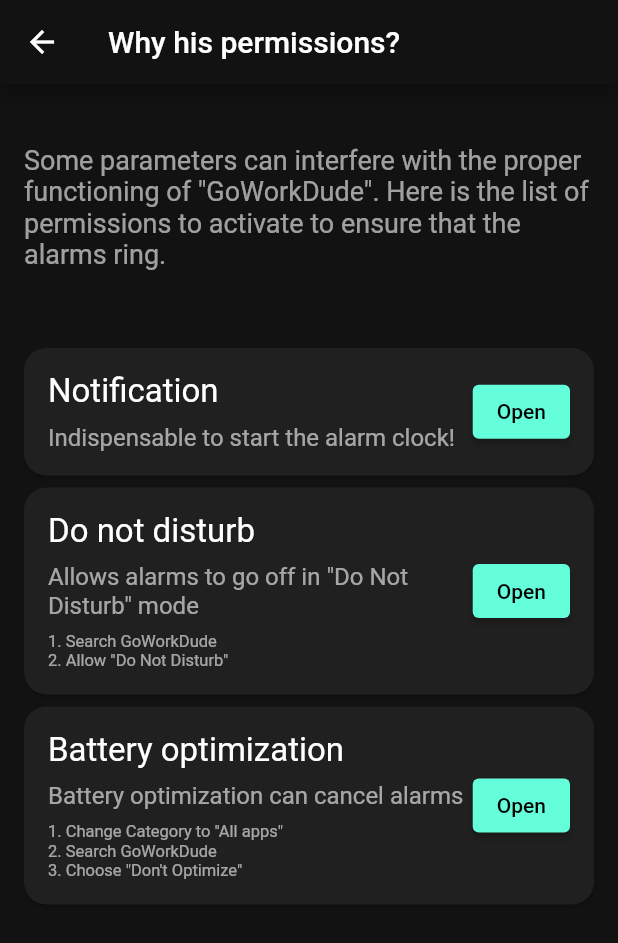
After one commit to LeBzul/GoWorkDude, a Flutter app: the PermissionsScreen screen opened by its route, on a phone screen of 412 x 824 dp. The commit adds this screen. Shown: the top 943 px of the screen. Run offline on Flutter 3.47's test engine with Material 2 defaults, Android fonts, the phone set to English and light mode, and no system bars; our stand-ins replace auto_size_text, expandable, flutter_local_notifications, flutter_timezone, permission_handler, shared_preferences and 1 more; missing offline and left inert: android_alarm_manager_plus, app_settings, darty_json, flutter_ringtone_player, open_settings; accounts and stored records are empty.

Commit message:
Mise en place des permissions avancées

```diff
--- /dev/null
+++ b/assets/strings/en.json
@@ -0,0 +1,23 @@
+{
+  "alarm": "Alarm",
+  "no_alarm": "No alarm",
+  "notif_title": "Go Work Dude !",
+  "notif_body": "Awakening of ",
+  "notif_body_snooze": " (Snooze) ",
+  "notif_channel_id": "GoWorkDude!",
+  "notif_channel_name": "GoWorkDude!",
+  "notif_channel_description": "Indispensable to start the alarm clock!",
+  "button_stop": "Stop",
+  "button_snooze": "Snooze",
+  "permission_title": "Why his permissions?",
+  "permission_description": "Some parameters can interfere with the proper functioning of \"GoWorkDude\". Here is the list of permissions to activate to ensure that the alarms ring.",
+  "permission_open": "Open",
+  "permission_notification_title": "Notification",
+  "permission_notification_description": "Indispensable to start the alarm clock!",
+  "permission_notification_policy_title": "Do not disturb",
+  "permission_notification_policy_description": "Allows alarms to go off in \"Do Not Disturb\" mode",
+  "permission_notification_policy_info": "1. Search GoWorkDude\n2. Allow \"Do Not Disturb\"",
+  "permission_battery_optimizations_title": "Battery optimization",
+  "permission_battery_optimizations_description": "Battery optimization can cancel alarms",
+  "permission_battery_optimizations_info": "1. Change Category to \"All apps\"\n2. Search GoWorkDude\n3. Choose \"Don't Optimize\""
+}
--- /dev/null
+++ b/assets/strings/fr.json
@@ -0,0 +1,23 @@
+{
+  "alarm": "Alarme",
+  "no_alarm": "Aucune alarme",
+  "notif_title": "Go Work Dude !",
+  "notif_body": "Réveil de ",
+  "notif_body_snooze": " (Snooze) ",
+  "notif_channel_id": "GoWorkDude!",
+  "notif_channel_name": "GoWorkDude!",
+  "notif_channel_description": "Indispensable pour lancer le reveil !",
+  "button_stop": "Stop",
+  "button_snooze": "Snooze",
+  "permission_title": "Pourquoi ses permissions ?",
+  "permission_description": "Certains paramètres peuvent perturber le bon fonctionnement de \"GoWorkDude\". Voici la liste des permission a activer pour assurer que les alarmes sonnent.",
+  "permission_open": "Ouvrir",
+  "permission_notification_title": "Notification",
+  "permission_notification_description": "Indispensable pour faire fonctionner les réveils",
+  "permission_notification_policy_title": "Ne pas déranger",
+  "permission_notification_policy_description": "Permet aux alarmes de se déclencher en mode \"Ne pas déranger\"",
+  "permission_notification_policy_info": "1. Chercher GoWorkDude\n2. Autoriser \"Ne pas déranger\"",
+  "permission_battery_optimizations_title": "Optimisation de la batterie",
+  "permission_battery_optimizations_description": "L'optimisation de la batterie peut annuler les alarmes",
+  "permission_battery_optimizations_info": "1. Changer la Categorie par \"Toutes les applications\"\n2. Chercher GoWorkDude\n3. Choisir \"Ne pas Optimiser\""
+}
--- /dev/null
+++ b/lib/controller/permissions_controller.dart
@@ -0,0 +1,75 @@
+import 'package:app_settings/app_settings.dart';
+import 'package:goworkdude/main.dart';
+import 'package:open_settings/open_settings.dart';
+import 'package:permission_handler/permission_handler.dart';
+
+class PermissionsController {
+  List<PermissionInfo> permissions = [
+    PermissionInfo(
+      language['permission_notification_title'],
+      language['permission_notification_description'],
+      null,
+      Permission.notification,
+      null,
+      AppSettings.openNotificationSettings,
+    ),
+    PermissionInfo(
+      language['permission_notification_policy_title'],
+      language['permission_notification_policy_description'],
+      language['permission_notification_policy_info'],
+      Permission.accessNotificationPolicy,
+      null,
+      OpenSettings.openNotificationPolicyAccessSetting,
+    ),
+    PermissionInfo(
+      language['permission_battery_optimizations_title'],
+      language['permission_battery_optimizations_description'],
+      language['permission_battery_optimizations_info'],
+      Permission.ignoreBatteryOptimizations,
+      null,
+      AppSettings.openBatteryOptimizationSettings,
+    ),
+  ];
+
+  Future<void> refreshStatus(Function() callBack) async {
+    int i = 0;
+    for (var element in permissions) {
+      permissions[i].status = null;
+    }
+    callBack();
+
+    i = 0;
+    for (var element in permissions) {
+      PermissionStatus permissionStatus = await element.permission.status;
+      permissions[i].status = permissionStatus;
+      i++;
+    }
+    callBack();
+  }
+
+  bool asAllGranted() {
+    for (var element in permissions) {
+      if (element.status != PermissionStatus.granted) {
+        return false;
+      }
+    }
+    return true;
+  }
+}
+
+class PermissionInfo {
+  Permission permission;
+  PermissionStatus? status;
+  Function openSetting;
+  String title;
+  String description;
+  String? info;
+  PermissionInfo(
+    this.title,
+    this.description,
+    this.info,
+    this.permission,
+    this.status,
+    this.openSetting,
+  );
+}
--- a/lib/main.dart
+++ b/lib/main.dart
@@ -1,8 +1,15 @@
+import 'dart:convert';
+
+import 'package:flutter/cupertino.dart';
+import 'package:flutter/foundation.dart';
 import 'package:flutter/material.dart';
+import 'package:flutter/services.dart';
 import 'package:flutter_local_notifications/flutter_local_notifications.dart';
+import 'package:flutter_localizations/flutter_localizations.dart';
 import 'package:goworkdude/controller/notification_controller.dart';
 import 'package:goworkdude/screen/alarm_screen.dart';
 import 'package:goworkdude/screen/home_screen.dart';
+import 'package:goworkdude/screen/permissions_screen.dart';
 import 'package:shared_preferences/shared_preferences.dart';
 
 void main() async {
@@ -25,6 +32,16 @@ class AlarmManagerApp extends StatelessWidget {
   Widget build(BuildContext context) {
     return MaterialApp(
       title: 'Go Work Dude',
+      localizationsDelegates: const [
+        AppLocalizationsDelegate(),
+        GlobalMaterialLocalizations.delegate,
+        GlobalWidgetsLocalizations.delegate,
+        GlobalCupertinoLocalizations.delegate,
+      ],
+      supportedLocales: const [
+        Locale('fr', ''),
+        Locale('en', ''),
+      ],
       theme: ThemeData.dark().copyWith(
         primaryColor: const Color(0xff616161),
         primaryColorLight: const Color(0xff757575),
@@ -47,8 +64,37 @@ class AlarmManagerApp extends StatelessWidget {
                 details: notificationResponse,
                 playSound: true,
               ),
+        '/permissions': (context) => const PermissionsScreen(),
         '/alarm': (context) => const AlarmScreen(),
       },
     );
   }
 }
+
+// this class is used for localizations
+class AppLocalizations {
+  static AppLocalizations? of(BuildContext context) {
+    return Localizations.of<AppLocalizations>(context, AppLocalizations);
+  }
+
+  String getText(String key) => language[key];
+}
+
+late Map<String, dynamic> language;
+
+class AppLocalizationsDelegate extends LocalizationsDelegate<AppLocalizations> {
+  const AppLocalizationsDelegate();
+
+  @override
+  bool isSupported(Locale locale) => ['fr', 'en'].contains(locale.languageCode);
+
+  @override
+  Future<AppLocalizations> load(Locale locale) async {
+    String string = await rootBundle.loadString("assets/strings/${locale.languageCode.toLowerCase()}.json");
+    language = json.decode(string);
+    return SynchronousFuture<AppLocalizations>(AppLocalizations());
+  }
+
+  @override
+  bool shouldReload(AppLocalizationsDelegate old) => false;
+}
--- /dev/null
+++ b/lib/screen/permissions_screen.dart
@@ -0,0 +1,180 @@
+import 'package:flutter/material.dart';
+import 'package:permission_handler/permission_handler.dart';
+
+import '../controller/permissions_controller.dart';
+import '../main.dart';
+import '../model/alarm.dart';
+
+class PermissionsScreen extends StatefulWidget {
+  const PermissionsScreen({Key? key}) : super(key: key);
+
+  @override
+  PermissionsScreenState createState() => PermissionsScreenState();
+}
+
+class PermissionsScreenState extends State<PermissionsScreen> with WidgetsBindingObserver {
+  late Alarm alarm;
+  late PermissionsController controller;
+
+  @override
+  void initState() {
+    super.initState();
+    WidgetsBinding.instance.addObserver(this);
+    controller = PermissionsController();
+    controller.refreshStatus(
+      () {
+        setState(() {});
+      },
+    );
+  }
+
+  @override
+  Widget build(BuildContext context) {
+    return Scaffold(
+      appBar: AppBar(
+        backgroundColor: Color(0xff121212),
+        title: Text(language['permission_title']),
+      ),
+      body: SafeArea(
+        child: Padding(
+          padding: const EdgeInsets.only(
+            top: 24,
+            bottom: 12,
+          ),
+          child: ListView.builder(
+            itemCount: controller.permissions.length + 1,
+            itemBuilder: (context, index) {
+              if (index == 0) {
+                return buildIntro();
+              } else {
+                return buildPermissions(index - 1);
+              }
+            },
+          ),
+        ),
+      ),
+    );
+  }
+
+  Widget buildIntro() {
+    return Padding(
+      padding: const EdgeInsets.all(16.0),
+      child: Column(
+        crossAxisAlignment: CrossAxisAlignment.start,
+        children: [
+          Text(
+            language['permission_description'],
+            style: TextStyle(
+              fontSize: 18,
+              color: Theme.of(context).hintColor,
+            ),
+          ),
+          const SizedBox(
+            height: 32,
+          ),
+        ],
+      ),
+    );
+  }
+
+  Widget buildPermissions(int index) {
+    final item = controller.permissions[index];
+
+    return Padding(
+      padding: const EdgeInsets.only(
+        left: 12,
+        right: 12,
+      ),
+      child: Card(
+        child: Padding(
+          padding: const EdgeInsets.all(16.0),
+          child: Row(
+            crossAxisAlignment: CrossAxisAlignment.center,
+            mainAxisSize: MainAxisSize.max,
+            children: [
+              Expanded(
+                child: Column(
+                  crossAxisAlignment: CrossAxisAlignment.start,
+                  mainAxisSize: MainAxisSize.max,
+                  mainAxisAlignment: MainAxisAlignment.start,
+                  children: [
+                    Text(
+                      item.title,
+                      style: TextStyle(
+                        fontSize: 22,
+                        color: Theme.of(context).colorScheme.onPrimary,
+                      ),
+                      textAlign: TextAlign.start,
+                    ),
+                    const SizedBox(
+                      height: 8,
+                    ),
+                    Text(
+                      item.description,
+                      style: TextStyle(
+                        fontSize: 16,
+                        color: Theme.of(context).hintColor,
+                      ),
+                    ),
+                    SizedBox(
+                      height: item.info != null ? 8 : 0,
+                    ),
+                    item.info != null
+                        ? Text(
+                            item.info ?? "",
+                            style: TextStyle(
+                              fontSize: 11,
+                              color: Theme.of(context).hintColor,
+                            ),
+                          )
+                        : const SizedBox(),
+                  ],
+                ),
+              ),
+              item.status != null
+                  ? ElevatedButton(
+                      onPressed: () {
+                        item.openSetting.call();
+                      },
+                      style: ElevatedButton.styleFrom(
+                        backgroundColor: item.status == PermissionStatus.granted
+                            ? Theme.of(context).toggleableActiveColor
+                            : Colors.pink,
+                      ),
+                      child: Text(
+                        language['permission_open'],
+                        style: const TextStyle(
+                          color: Colors.black,
+                        ),
+                      ),
+                    )
+                  : const CircularProgressIndicator(),
+            ],
+          ),
+        ),
+      ),
+    );
+  }
+
+  @override
+  void didChangeAppLifecycleState(AppLifecycleState state) {
+    super.didChangeAppLifecycleState(state);
+    switch (state) {
+      case AppLifecycleState.resumed:
+        controller.refreshStatus(
+          () {
+            setState(() {});
+          },
+        );
+        break;
+      default:
+        break;
+    }
+  }
+
+  @override
+  void dispose() {
+    super.dispose();
+    WidgetsBinding.instance.removeObserver(this);
+  }
+}
```
Also changed, not shown: lib/controller/notification_controller.dart (+29 -16 lines), lib/screen/alarm_screen.dart (+7 -6 lines), lib/screen/home_screen.dart (+48 -10 lines), pubspec.yaml (+4 -30 lines), pubspec.lock.
